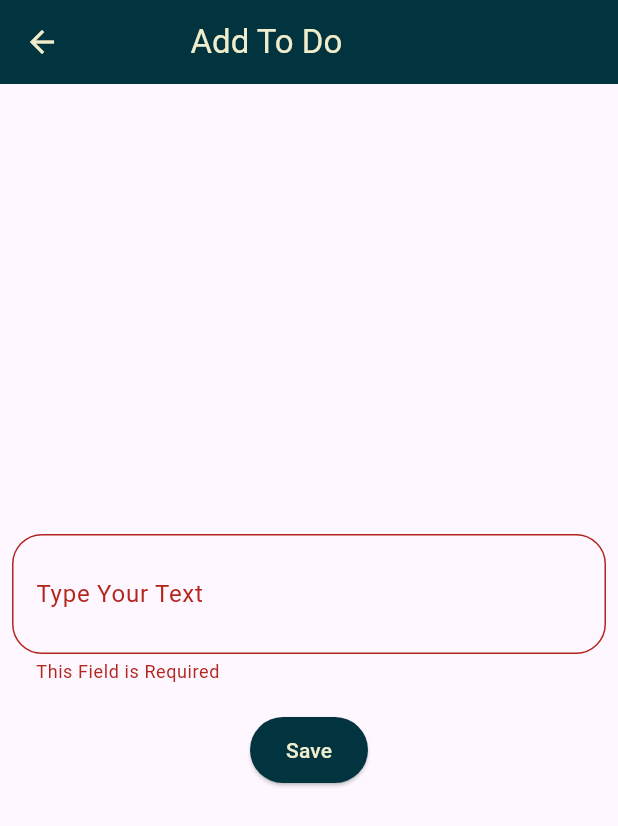
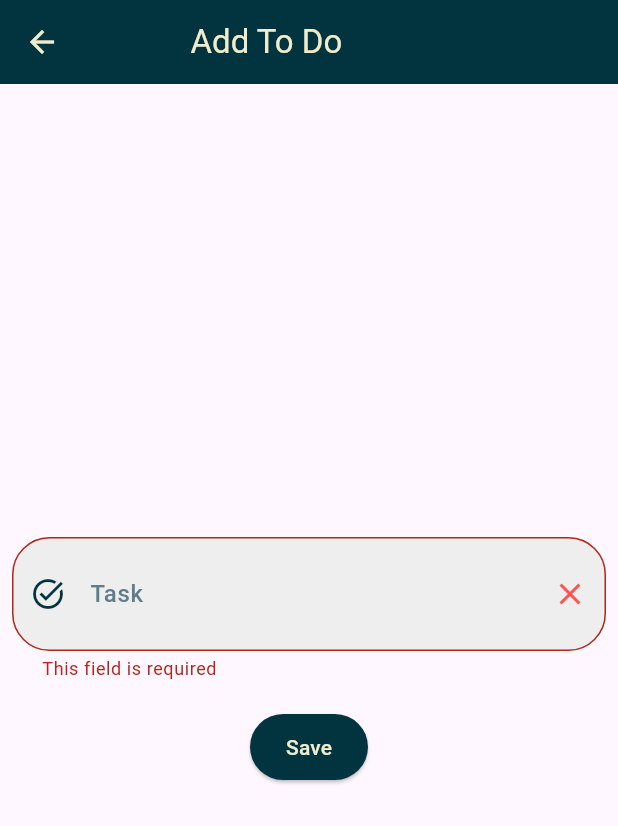
Before and after one commit to Eng-MostafaRamadan/ITI-Tasks, a Flutter app: the AddScreen screen opened by its route, after a tap on "Save", on a phone screen of 412 x 824 dp. Shown: the top 826 px of the screen. Run offline on Flutter 3.47's test engine with Material 3 defaults, Android fonts, the phone set to English and light mode, and no system bars; our stand-ins replace loading_indicator; network calls fail.

Commit message:
update the add to my todo list

```diff
--- a/day5_task/lib/add.dart
+++ b/day5_task/lib/add.dart
@@ -77,18 +77,45 @@ class _AddScreenState extends State<AddScreen> {
                       onSaved: (newValue) => text = newValue!,
                       validator: (value) {
                         if (value == null || value.trim().isEmpty) {
-                          return "This Field is Required";
+                          return "This field is required";
                         }
                         return null;
                       },
                       maxLines: 2,
                       keyboardType: TextInputType.text,
+                      style: TextStyle(fontSize: 16, color: Colors.black87),
                       decoration: InputDecoration(
                         hintText: "Enter your task...",
-                        labelText: "Type Your Text",
+                        labelText: "Task",
+                        labelStyle: TextStyle(
+                            color: Colors.blueGrey,
+                            fontWeight: FontWeight.w500),
+                        prefixIcon:
+                            Icon(Icons.task_alt, color: Color(0xff02343F)),
+                        suffixIcon: IconButton(
+                          icon: Icon(Icons.clear, color: Colors.redAccent),
+                          onPressed: () {
+                            formKey.currentState?.reset();
+                          },
+                        ),
                         border: OutlineInputBorder(
-                          borderRadius: BorderRadius.circular(20),
+                          borderRadius: BorderRadius.circular(25),
+                          borderSide:
+                              BorderSide(color: Color(0xff02343F), width: 1.5),
                         ),
+                        focusedBorder: OutlineInputBorder(
+                          borderRadius: BorderRadius.circular(25),
+                          borderSide: BorderSide(color: Colors.green, width: 2),
+                        ),
+                        enabledBorder: OutlineInputBorder(
+                          borderRadius: BorderRadius.circular(25),
+                          borderSide:
+                              BorderSide(color: Colors.blueGrey, width: 1.5),
+                        ),
+                        filled: true,
+                        fillColor: Colors.grey[200],
+                        contentPadding:
+                            EdgeInsets.symmetric(vertical: 14, horizontal: 16),
                       ),
                     ),
                     SizedBox(height: 20),
```
